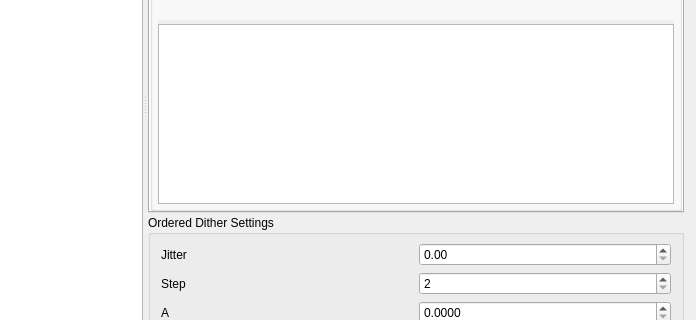
First picture: the form in src/app/mainwindow.ui, repository bbjohan/ditherista, before the edit; both pictures show x 343 to 1039 and y 383 to 703 of the 1039 by 955 pixel window.
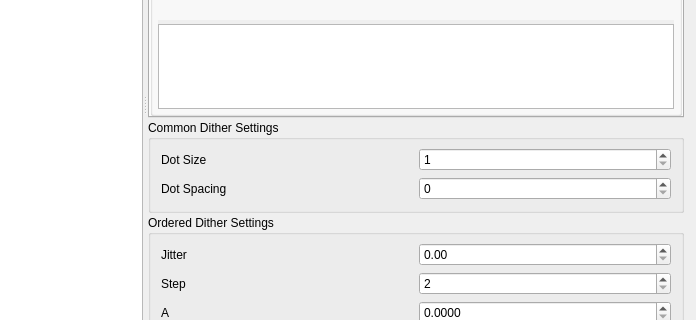
Second picture: the form after the edit. Custom widgets are drawn as their Qt base class.

Commit message: dots size and dots spacing implementation

What changed in the file:
```diff
--- a/src/app/mainwindow.ui
+++ b/src/app/mainwindow.ui
@@ -2072,6 +2072,85 @@
              </widget>
             </widget>
            </item>
+           <item>
+            <widget class="QGroupBox" name="commonDitherSettings">
+             <property name="title">
+              <string>Common Dither Settings</string>
+             </property>
+             <layout class="QGridLayout" name="gridLayout_common_dither">
+              <property name="leftMargin">
+               <number>10</number>
+              </property>
+              <property name="topMargin">
+               <number>8</number>
+              </property>
+              <property name="rightMargin">
+               <number>10</number>
+              </property>
+              <property name="bottomMargin">
+               <number>10</number>
+              </property>
+              <item row="0" column="0">
+               <widget class="QLabel" name="label_dot_size">
+                <property name="text">
+                 <string>Dot Size</string>
+                </property>
+                <property name="toolTip">
+                 <string>Size of each dithered dot in pixels</string>
+                </property>
+               </widget>
+              </item>
+              <item row="0" column="1">
+               <widget class="QSpinBox" name="dotSizeSpinBox">
+                <property name="toolTip">
+                 <string>Size of each dithered dot in pixels</string>
+                </property>
+                <property name="minimum">
+                 <number>1</number>
+                </property>
+                <property name="maximum">
+                 <number>20</number>
+                </property>
+                <property name="value">
+                 <number>1</number>
+                </property>
+                <property name="keyboardTracking">
+                 <bool>false</bool>
+                </property>
+               </widget>
+              </item>
+              <item row="1" column="0">
+               <widget class="QLabel" name="label_dot_spacing">
+                <property name="text">
+                 <string>Dot Spacing</string>
+                </property>
+                <property name="toolTip">
+                 <string>Spacing between dots in pixels</string>
+                </property>
+               </widget>
+              </item>
+              <item row="1" column="1">
+               <widget class="QSpinBox" name="dotSpacingSpinBox">
+                <property name="toolTip">
+                 <string>Spacing between dots in pixels</string>
+                </property>
+                <property name="minimum">
+                 <number>0</number>
+                </property>
+                <property name="maximum">
+                 <number>20</number>
+                </property>
+                <property name="value">
+                 <number>0</number>
+                </property>
+                <property name="keyboardTracking">
+                 <bool>false</bool>
+                </property>
+               </widget>
+              </item>
+             </layout>
+            </widget>
+           </item>
            <item>
             <widget class="StackedWidget" name="ditherSettings">
              <property name="enabled">
```
The commit also changes 6 other files.
